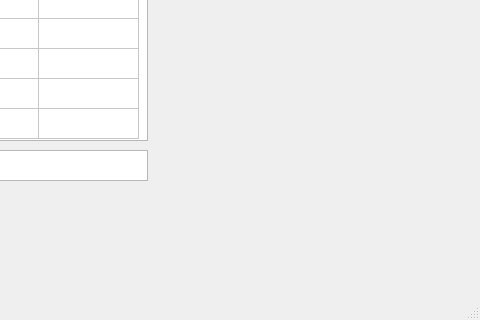
Qt form mainwindow.ui (stevewreese/CacheSimulation) before a commit; both pictures show x 293 to 773 and y 197 to 517 of the 773 by 517 pixel window.
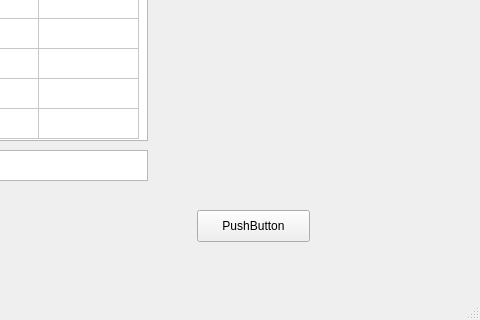
The same form after that commit.

```diff
--- a/mainwindow.ui
+++ b/mainwindow.ui
@@ -133,6 +133,19 @@
      <string>CPI</string>
     </property>
    </widget>
+   <widget class="QPushButton" name="pushButton_2">
+    <property name="geometry">
+     <rect>
+      <x>490</x>
+      <y>390</y>
+      <width>113</width>
+      <height>32</height>
+     </rect>
+    </property>
+    <property name="text">
+     <string>PushButton</string>
+    </property>
+   </widget>
   </widget>
   <widget class="QMenuBar" name="menuBar">
    <property name="geometry">
```
